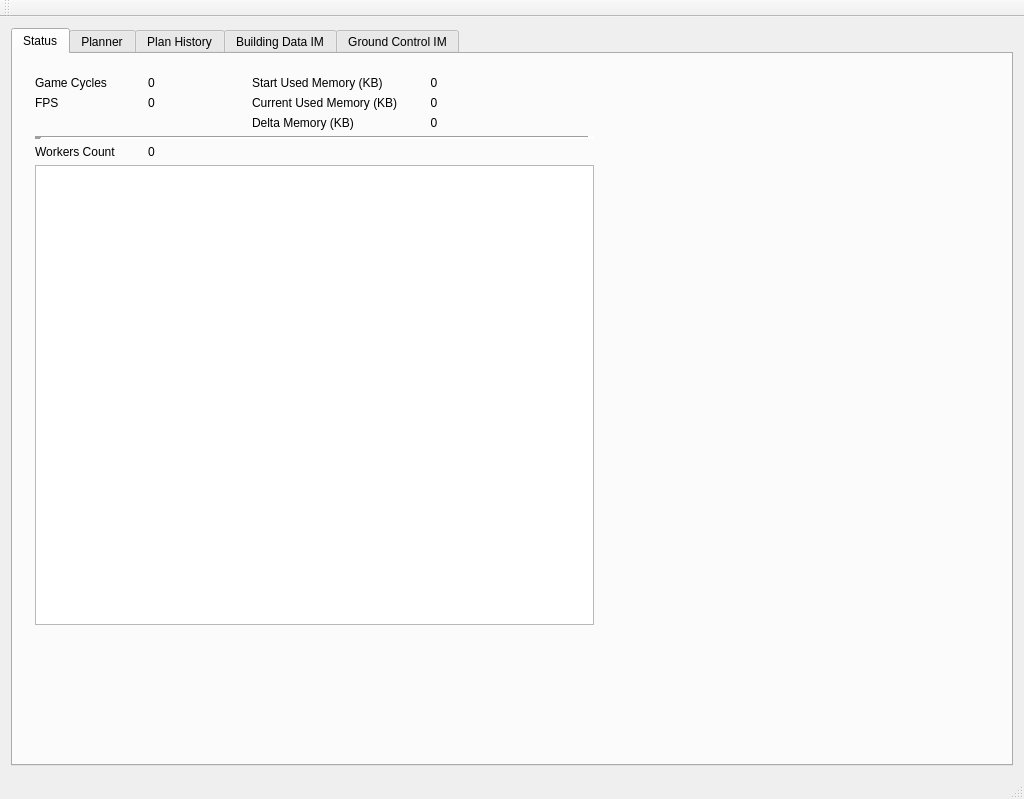
First picture: the form in src/IStrategizerBWAPIClient/ClientMain.ui, repository RtsAiResearch/IStrategizer, before the edit.
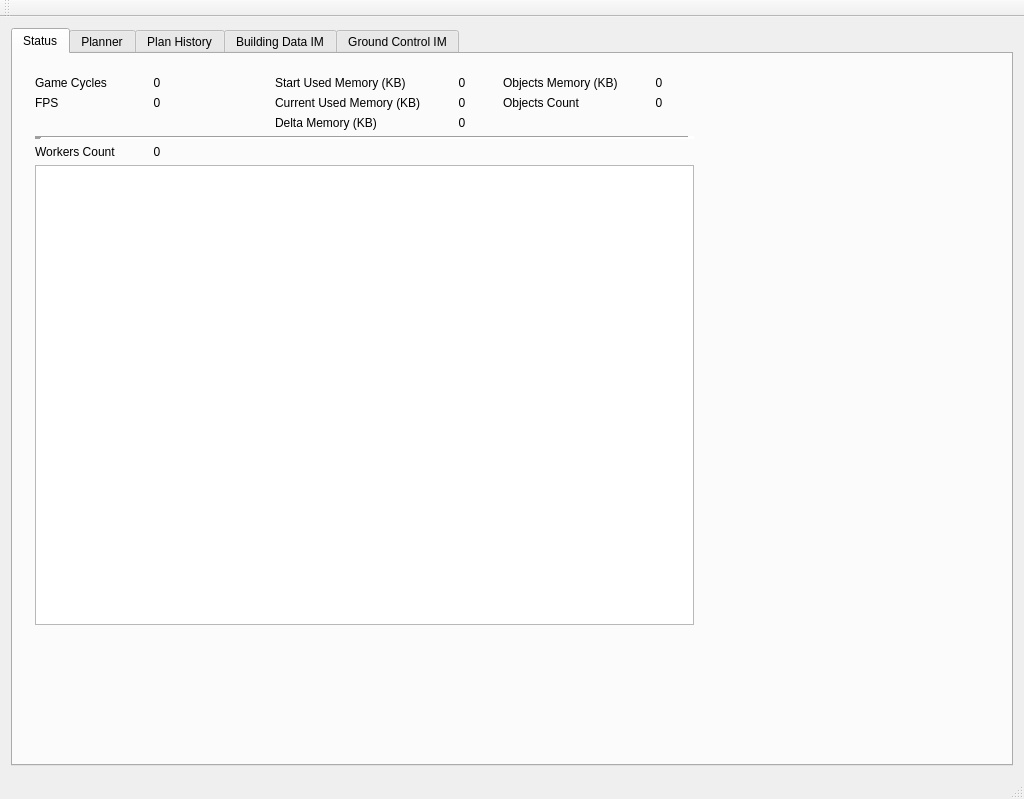
Second picture: the form after the edit.

Commit message: Enhance EngineObject memory management and and fix multithreading bugs

```diff
--- a/src/IStrategizerBWAPIClient/ClientMain.ui
+++ b/src/IStrategizerBWAPIClient/ClientMain.ui
@@ -64,7 +64,7 @@
            <rect>
             <x>11</x>
             <y>11</y>
-            <width>581</width>
+            <width>681</width>
             <height>571</height>
            </rect>
           </property>
@@ -226,6 +226,40 @@
              </property>
             </widget>
            </item>
+           <item row="3" column="5">
+            <widget class="QLabel" name="lblObjectsMemory">
+             <property name="text">
+              <string>Objects Memory (KB)</string>
+             </property>
+            </widget>
+           </item>
+           <item row="5" column="5">
+            <widget class="QLabel" name="lblObjectsCount">
+             <property name="text">
+              <string>Objects Count</string>
+             </property>
+            </widget>
+           </item>
+           <item row="3" column="6">
+            <widget class="QLabel" name="lblObjectsMemoryData">
+             <property name="text">
+              <string>0</string>
+             </property>
+             <property name="alignment">
+              <set>Qt::AlignCenter</set>
+             </property>
+            </widget>
+           </item>
+           <item row="5" column="6">
+            <widget class="QLabel" name="lblObjectsCountData">
+             <property name="text">
+              <string>0</string>
+             </property>
+             <property name="alignment">
+              <set>Qt::AlignCenter</set>
+             </property>
+            </widget>
+           </item>
           </layout>
          </widget>
         </widget>
```
The commit also changes 7 other files.
